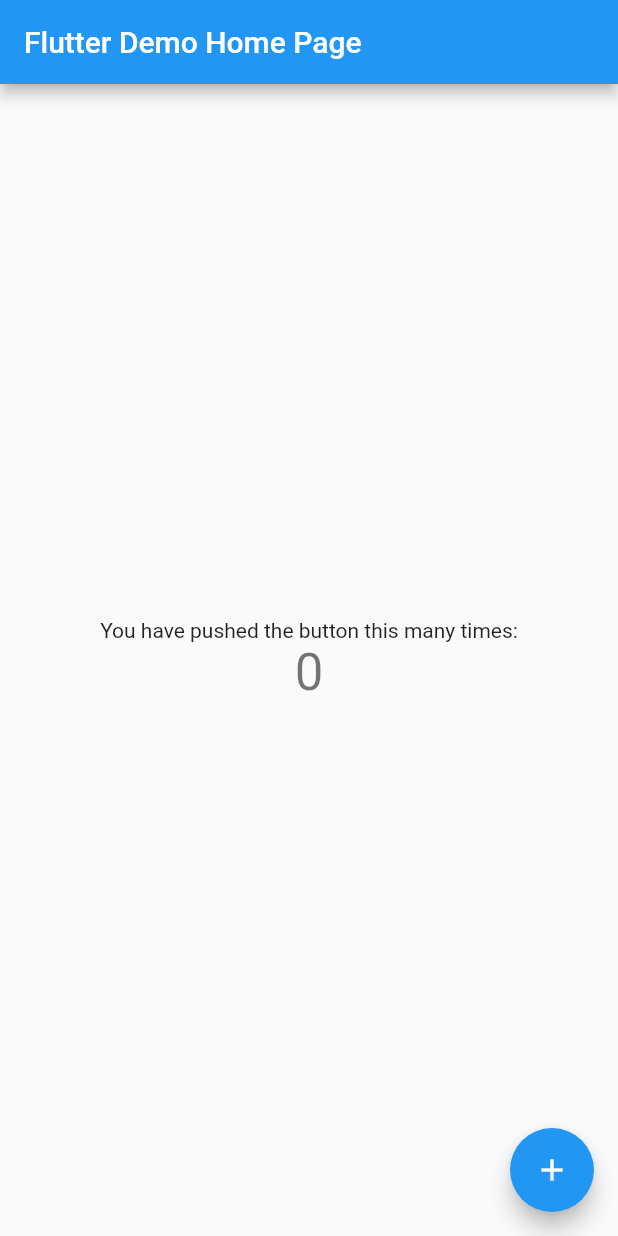
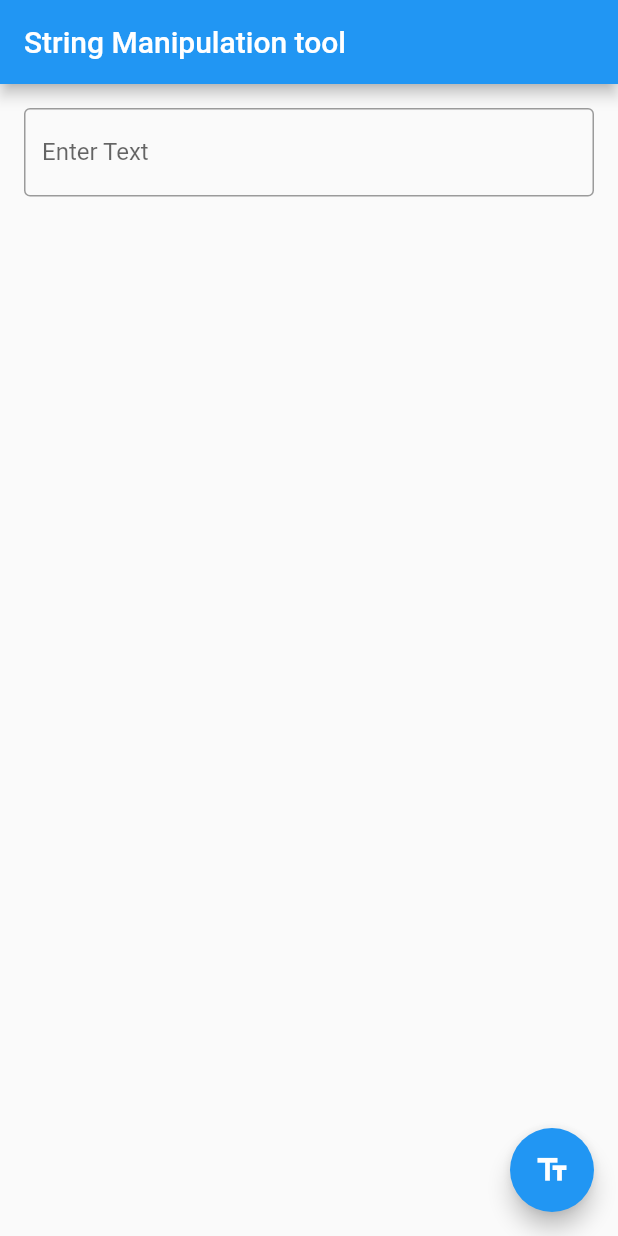
Before and after one commit to David-Tenni/string_manipulation_tool, a Flutter app: the screen it shows after launch, on a phone screen of 412 x 824 dp. Run offline on Flutter 3.47's test engine with Material 2 defaults, Android fonts, the phone set to English and light mode, and no system bars.

Commit message:
updated: appbar added: trigger button

```diff
--- a/string_manipulation_tool/lib/main.dart
+++ b/string_manipulation_tool/lib/main.dart
@@ -1,115 +1,80 @@
 import 'package:flutter/material.dart';
 
-void main() {
-  runApp(const MyApp());
-}
-
+void main() => runApp(const MyApp());
+TextEditingController stringController = new TextEditingController();
 class MyApp extends StatelessWidget {
   const MyApp({Key? key}) : super(key: key);
 
-  // This widget is the root of your application.
   @override
   Widget build(BuildContext context) {
-    return MaterialApp(
-      title: 'Flutter Demo',
-      theme: ThemeData(
-        // This is the theme of your application.
-        //
-        // Try running your application with "flutter run". You'll see the
-        // application has a blue toolbar. Then, without quitting the app, try
-        // changing the primarySwatch below to Colors.green and then invoke
-        // "hot reload" (press "r" in the console where you ran "flutter run",
-        // or simply save your changes to "hot reload" in a Flutter IDE).
-        // Notice that the counter didn't reset back to zero; the application
-        // is not restarted.
-        primarySwatch: Colors.blue,
-      ),
-      home: const MyHomePage(title: 'Flutter Demo Home Page'),
+    return const MaterialApp(
+      title: 'Retrieve Text Input',
+      home: MyCustomForm(),
     );
   }
 }
 
-class MyHomePage extends StatefulWidget {
-  const MyHomePage({Key? key, required this.title}) : super(key: key);
-
-  // This widget is the home page of your application. It is stateful, meaning
-  // that it has a State object (defined below) that contains fields that affect
-  // how it looks.
-
-  // This class is the configuration for the state. It holds the values (in this
-  // case the title) provided by the parent (in this case the App widget) and
-  // used by the build method of the State. Fields in a Widget subclass are
-  // always marked "final".
-
-  final String title;
+// Define a custom Form widget.
+class MyCustomForm extends StatefulWidget {
+  const MyCustomForm({Key? key}) : super(key: key);
 
   @override
-  State<MyHomePage> createState() => _MyHomePageState();
+  _MyCustomFormState createState() => _MyCustomFormState();
 }
 
-class _MyHomePageState extends State<MyHomePage> {
-  int _counter = 0;
+// Define a corresponding State class.
+// This class holds the data related to the Form.
+class _MyCustomFormState extends State<MyCustomForm> {
+  // Create a text controller and use it to retrieve the current value
+  // of the TextField.
+  final myController = TextEditingController();
 
-  void _incrementCounter() {
-    setState(() {
-      // This call to setState tells the Flutter framework that something has
-      // changed in this State, which causes it to rerun the build method below
-      // so that the display can reflect the updated values. If we changed
-      // _counter without calling setState(), then the build method would not be
-      // called again, and so nothing would appear to happen.
-      _counter++;
-    });
+  @override
+  void dispose() {
+    // Clean up the controller when the widget is disposed.
+    myController.dispose();
+    super.dispose();
   }
 
   @override
   Widget build(BuildContext context) {
-    // This method is rerun every time setState is called, for instance as done
-    // by the _incrementCounter method above.
-    //
-    // The Flutter framework has been optimized to make rerunning build methods
-    // fast, so that you can just rebuild anything that needs updating rather
-    // than having to individually change instances of widgets.
     return Scaffold(
       appBar: AppBar(
-        // Here we take the value from the MyHomePage object that was created by
-        // the App.build method, and use it to set our appbar title.
-        title: Text(widget.title),
+        title: const Text('String Manipulation tool'),
       ),
-      body: Center(
-        // Center is a layout widget. It takes a single child and positions it
-        // in the middle of the parent.
-        child: Column(
-          // Column is also a layout widget. It takes a list of children and
-          // arranges them vertically. By default, it sizes itself to fit its
-          // children horizontally, and tries to be as tall as its parent.
-          //
-          // Invoke "debug painting" (press "p" in the console, choose the
-          // "Toggle Debug Paint" action from the Flutter Inspector in Android
-          // Studio, or the "Toggle Debug Paint" command in Visual Studio Code)
-          // to see the wireframe for each widget.
-          //
-          // Column has various properties to control how it sizes itself and
-          // how it positions its children. Here we use mainAxisAlignment to
-          // center the children vertically; the main axis here is the vertical
-          // axis because Columns are vertical (the cross axis would be
-          // horizontal).
-          mainAxisAlignment: MainAxisAlignment.center,
-          children: <Widget>[
-            const Text(
-              'You have pushed the button this many times:',
-            ),
-            Text(
-              '$_counter',
-              style: Theme.of(context).textTheme.headline4,
-            ),
-          ],
+      body: Padding(
+        padding: const EdgeInsets.all(16.0),
+        child:
+
+        TextField(
+          controller: myController,
+          obscureText: false,
+          decoration: InputDecoration(
+           border: OutlineInputBorder(),
+           labelText: 'Enter Text',
+           ),
         ),
+
       ),
       floatingActionButton: FloatingActionButton(
-        onPressed: _incrementCounter,
-        tooltip: 'Increment',
-        child: const Icon(Icons.add),
-      ), // This trailing comma makes auto-formatting nicer for build methods.
+        // When the user presses the button, show an alert dialog containing
+        // the text that the user has entered into the text field.
+        onPressed: () {
+          showDialog(
+            context: context,
+            builder: (context) {
+              return AlertDialog(
+                // Retrieve the text the that user has entered by using the
+                // TextEditingController.
+                content: Text(myController.text.trim()),
+              );
+            },
+          );
+        },
+        tooltip: 'Show me the value!',
+        child: const Icon(Icons.text_fields),
+      ),
+
     );
   }
 }
```
